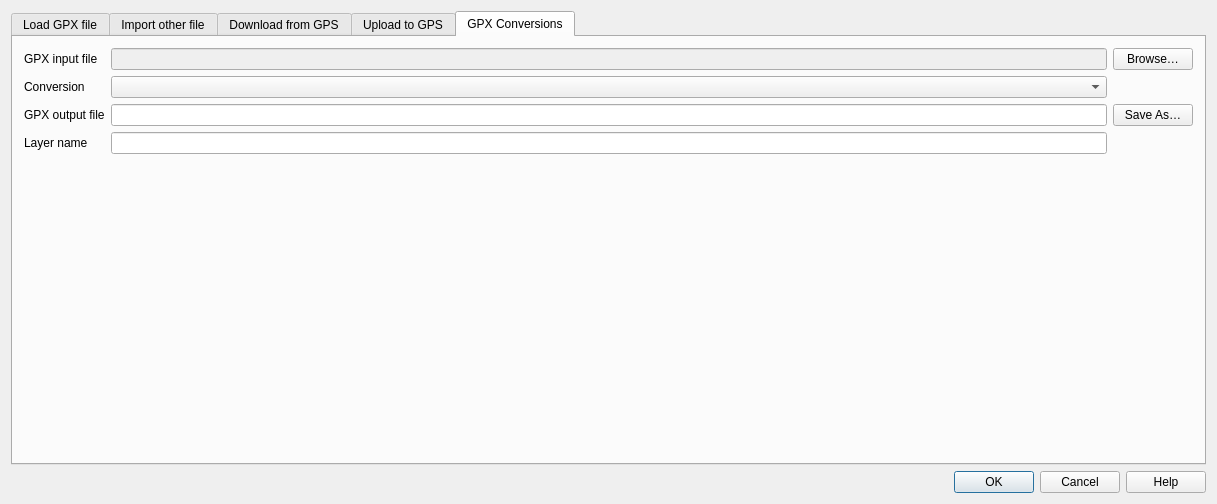
Before: the Qt Designer form src/plugins/gps_importer/qgsgpspluginguibase.ui in qgis/QGIS, drawn with Qt 5.
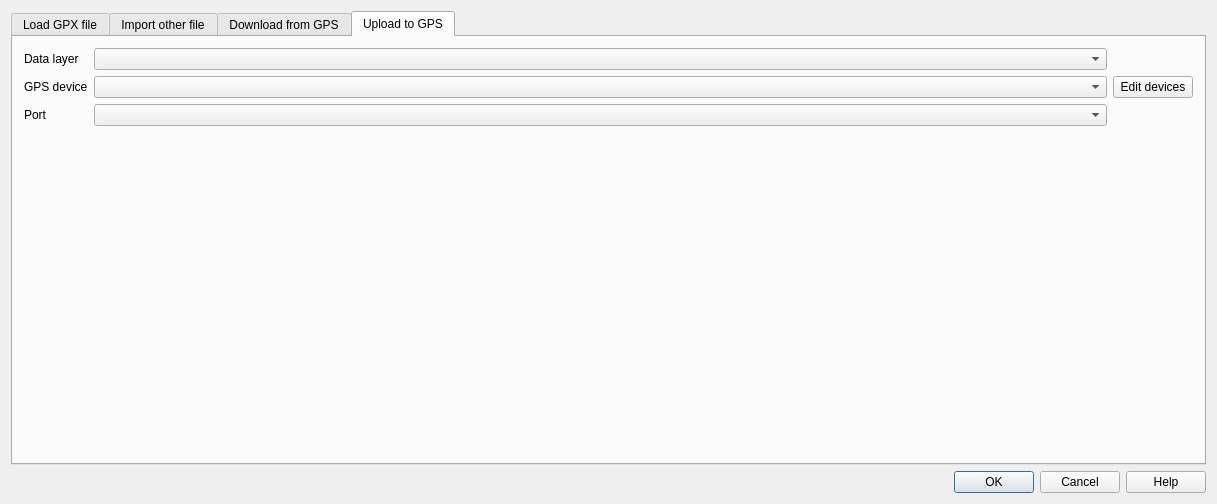
After: the same form once the commit is applied. The open tabs and pages were chosen to show the change. Icons and pictures are not drawn. Custom widgets are drawn as their Qt base class.

Commit message:
Remove GPX feature type conversion from GPS tools plugin
This functionality is now exposed by the processing algorithm instead

Diff of the .ui file:
```diff
--- a/src/plugins/gps_importer/qgsgpspluginguibase.ui
+++ b/src/plugins/gps_importer/qgsgpspluginguibase.ui
@@ -517,116 +517,6 @@
        </item>
       </layout>
      </widget>
-     <widget class="QWidget" name="tab5">
-      <attribute name="title">
-       <string>GPX Conversions</string>
-      </attribute>
-      <layout class="QGridLayout" name="gridLayout_6">
-       <item row="0" column="0">
-        <widget class="QLabel" name="textLabel5_4">
-         <property name="text">
-          <string>GPX input file</string>
-         </property>
-         <property name="buddy">
-          <cstring>pbnCONVInput</cstring>
-         </property>
-        </widget>
-       </item>
-       <item row="0" column="1">
-        <widget class="QLineEdit" name="leCONVInput">
-         <property name="enabled">
-          <bool>false</bool>
-         </property>
-        </widget>
-       </item>
-       <item row="0" column="2">
-        <widget class="QPushButton" name="pbnCONVInput">
-         <property name="text">
-          <string>Browse…</string>
-         </property>
-        </widget>
-       </item>
-       <item row="1" column="0">
-        <widget class="QLabel" name="textLabel5_3">
-         <property name="text">
-          <string>Conversion</string>
-         </property>
-         <property name="buddy">
-          <cstring>cmbCONVType</cstring>
-         </property>
-        </widget>
-       </item>
-       <item row="1" column="1">
-        <widget class="QComboBox" name="cmbCONVType">
-         <property name="minimumSize">
-          <size>
-           <width>10</width>
-           <height>0</height>
-          </size>
-         </property>
-        </widget>
-       </item>
-       <item row="2" column="0">
-        <widget class="QLabel" name="textLabel5_2">
-         <property name="text">
-          <string>GPX output file</string>
-         </property>
-         <property name="buddy">
-          <cstring>leCONVOutput</cstring>
-         </property>
-        </widget>
-       </item>
-       <item row="2" column="1">
-        <widget class="QLineEdit" name="leCONVOutput"/>
-       </item>
-       <item row="3" column="0">
-        <widget class="QLabel" name="textLabel5_1">
-         <property name="text">
-          <string>Layer name</string>
-         </property>
-         <property name="buddy">
-          <cstring>leCONVLayer</cstring>
-         </property>
-        </widget>
-       </item>
-       <item row="3" column="1">
-        <widget class="QLineEdit" name="leCONVLayer"/>
-       </item>
-       <item row="4" column="1">
-        <spacer name="horizontalSpacer_4">
-         <property name="orientation">
-          <enum>Qt::Horizontal</enum>
-         </property>
-         <property name="sizeHint" stdset="0">
-          <size>
-           <width>40</width>
-           <height>20</height>
-          </size>
-         </property>
-        </spacer>
-       </item>
-       <item row="5" column="1">
-        <spacer name="verticalSpacer_5">
-         <property name="orientation">
-          <enum>Qt::Vertical</enum>
-         </property>
-         <property name="sizeHint" stdset="0">
-          <size>
-           <width>20</width>
-           <height>40</height>
-          </size>
-         </property>
-        </spacer>
-       </item>
-       <item row="2" column="2">
-        <widget class="QPushButton" name="pbnCONVOutput">
-         <property name="text">
-          <string>Save As…</string>
-         </property>
-        </widget>
-       </item>
-      </layout>
-     </widget>
     </widget>
    </item>
    <item>
```
Left out of the diff: 8 changed lines with no effect on the pictures. The commit also changes 4 other files.
